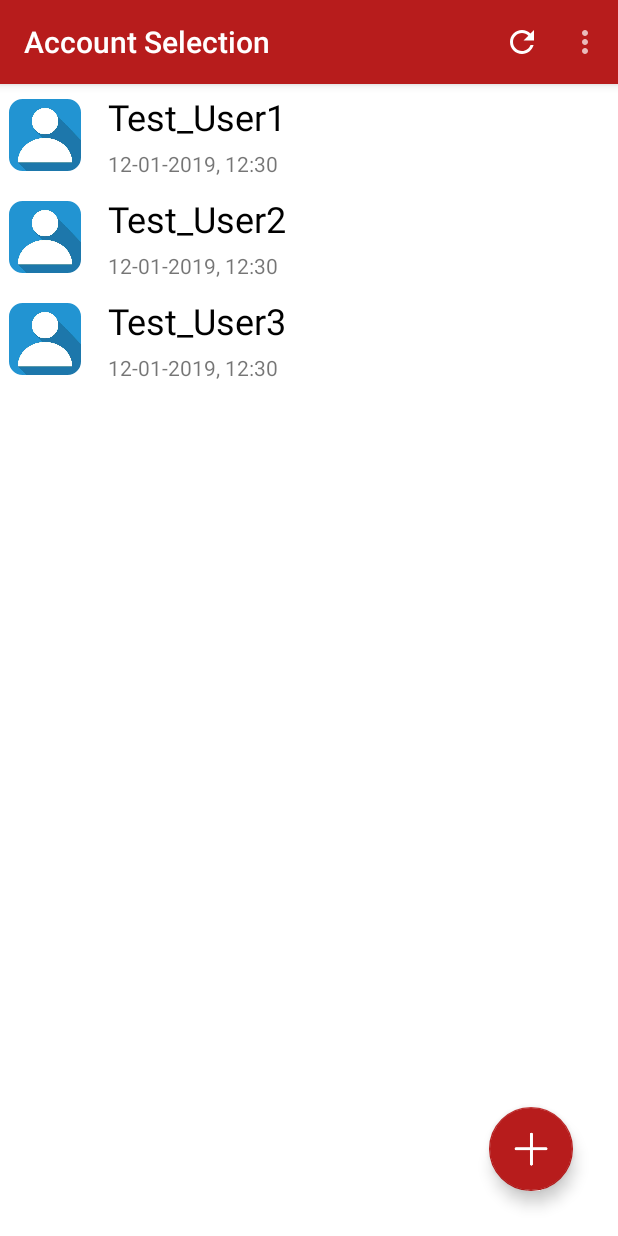
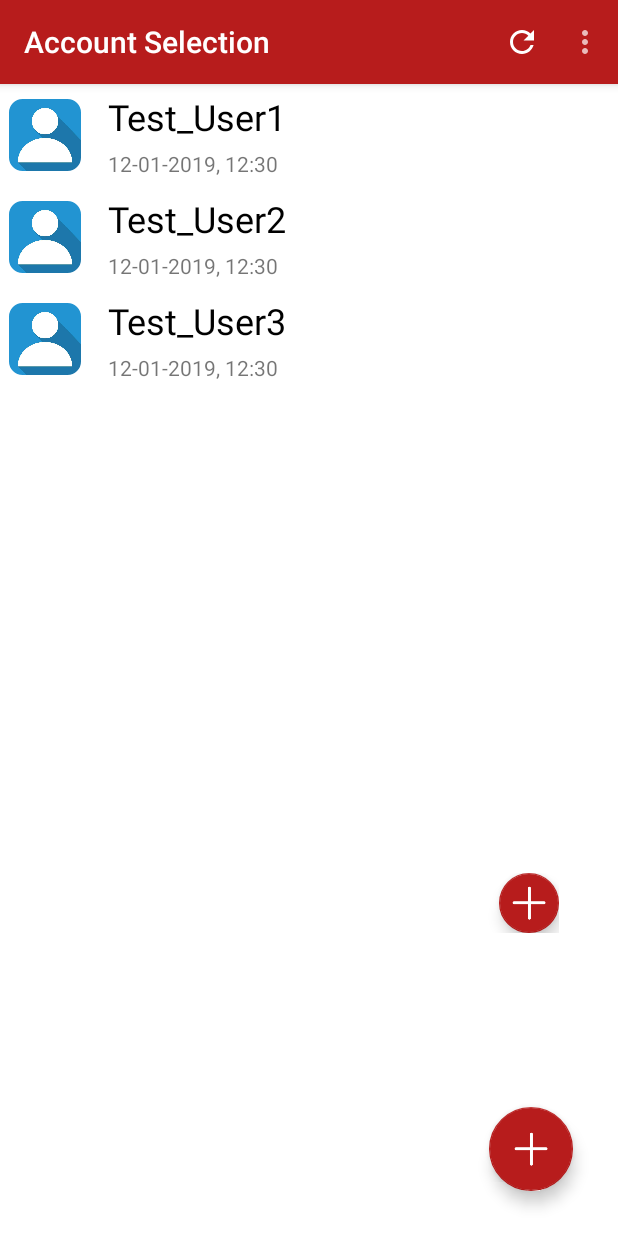
Before and after one commit to devsda12/Secret_ProjectV10122, an Android app: the screen it shows after launch (AccountSelection), on a phone screen of 412 x 824 dp. Run offline under Robolectric (Android 15) with nearby library versions, the phone set to English and light mode, and no system bars.

Commit message:
Child fabs added

```diff
--- a/app/src/main/res/layout/activity_accountselection.xml
+++ b/app/src/main/res/layout/activity_accountselection.xml
@@ -6,6 +6,71 @@
     android:layout_height="match_parent"
     tools:context=".AccountSelection">
 
+    <android.support.constraint.ConstraintLayout
+        android:id="@+id/addExistingAccCL"
+        android:layout_width="wrap_content"
+        android:layout_height="wrap_content"
+        android:layout_marginEnd="39dp"
+        android:layout_marginBottom="36dp"
+        app:layout_constraintBottom_toBottomOf="@+id/swiperefresh"
+        app:layout_constraintEnd_toEndOf="parent">
+
+        <TextView
+            android:id="@+id/addExistingAccTV"
+            android:layout_width="wrap_content"
+            android:layout_height="wrap_content"
+            android:layout_marginEnd="2dp"
+            android:text="TextView"
+            android:visibility="invisible"
+            app:layout_constraintBottom_toBottomOf="parent"
+            app:layout_constraintEnd_toStartOf="@+id/addExistingAccFab"
+            app:layout_constraintTop_toTopOf="parent" />
+
+        <android.support.design.widget.FloatingActionButton
+            android:id="@+id/addExistingAccFab"
+            android:layout_width="wrap_content"
+            android:layout_height="wrap_content"
+            android:clickable="false"
+            app:backgroundTint="@color/colorPrimary"
+            app:fabSize="mini"
+            app:layout_constraintBottom_toBottomOf="parent"
+            app:layout_constraintEnd_toEndOf="parent"
+            app:layout_constraintTop_toTopOf="parent"
+            app:srcCompat="@drawable/plus_white" />
+    </android.support.constraint.ConstraintLayout>
+
+    <android.support.constraint.ConstraintLayout
+        android:id="@+id/addNewAccCL"
+        android:layout_width="wrap_content"
+        android:layout_height="wrap_content"
+        android:layout_marginEnd="39dp"
+        android:layout_marginBottom="36dp"
+        app:layout_constraintBottom_toBottomOf="parent"
+        app:layout_constraintEnd_toEndOf="parent">
+
+        <TextView
+            android:id="@+id/addNewAccTv"
+            android:layout_width="wrap_content"
+            android:layout_height="wrap_content"
+            android:text="TextView"
+            android:visibility="invisible"
+            app:layout_constraintBottom_toBottomOf="parent"
+            app:layout_constraintEnd_toStartOf="@+id/addNewAccFab"
+            app:layout_constraintTop_toTopOf="parent"/>
+
+        <android.support.design.widget.FloatingActionButton
+            android:id="@+id/addNewAccFab"
+            android:layout_width="wrap_content"
+            android:layout_height="wrap_content"
+            android:clickable="false"
+            app:backgroundTint="@color/colorPrimary"
+            app:fabSize="mini"
+            app:layout_constraintBottom_toBottomOf="parent"
+            app:layout_constraintEnd_toStartOf="@+id/addNewAccTv"
+            app:layout_constraintTop_toTopOf="parent"
+            app:srcCompat="@drawable/plus_white" />
+    </android.support.constraint.ConstraintLayout>
+
     <android.support.design.widget.FloatingActionButton
         android:id="@+id/plusFab"
         android:layout_width="wrap_content"
@@ -13,6 +78,7 @@
         android:layout_marginEnd="30dp"
         android:layout_marginBottom="30dp"
         android:clickable="true"
+        android:focusable="true"
         app:backgroundTint="@color/colorPrimary"
         app:layout_constraintBottom_toBottomOf="parent"
         app:layout_constraintEnd_toEndOf="parent"
```
